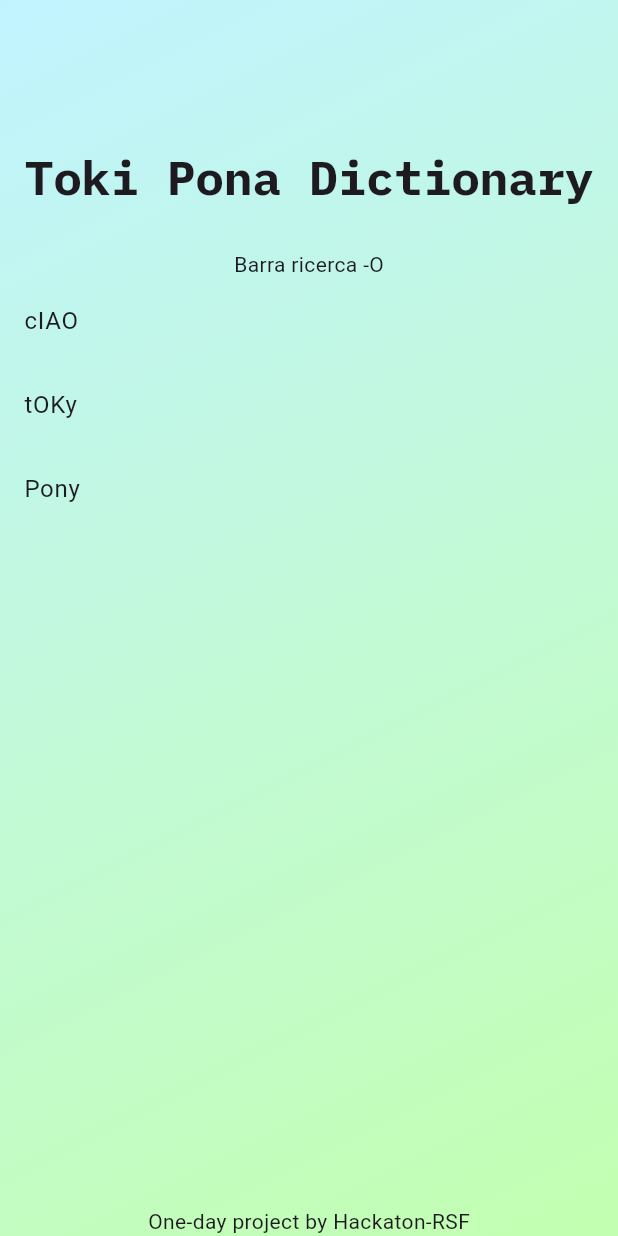
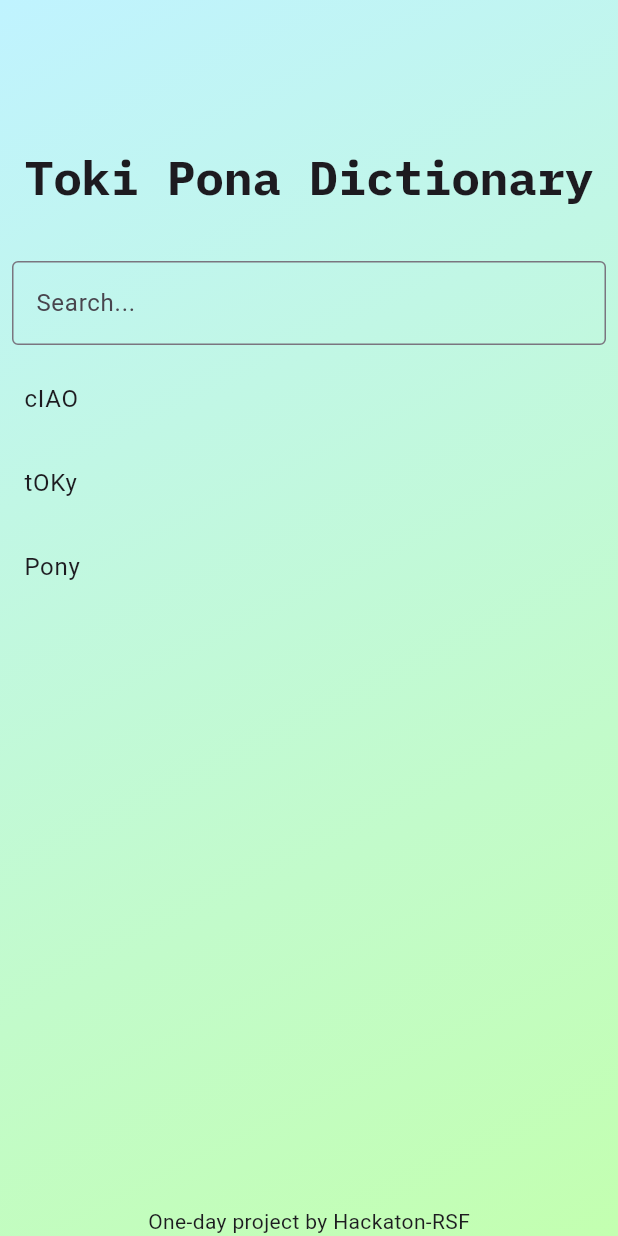
Before and after one commit to hackathon-RSF/toki-pona-dictionary, a Flutter app: the screen it shows after launch, on a phone screen of 412 x 824 dp. Run offline on Flutter 3.47's test engine with Material 3 defaults, Android fonts, the light colour scheme and no system bars; our stand-ins replace google_fonts.

Commit message:
feat: create search bar

```diff
--- a/lib/main.dart
+++ b/lib/main.dart
@@ -1,95 +1,35 @@
 import 'package:flutter/material.dart';
 import 'package:google_fonts/google_fonts.dart';
+import 'package:provider/provider.dart';
+import 'package:toki_pona_dictionary/shared/widgets/search_bar.dart';
 import 'shared/widgets/wordsList.dart'; //
 
 void main() {
-  runApp(const MyApp());
+  runApp(const App());
 }
 
-class MyApp extends StatelessWidget {
-  const MyApp({super.key});
+class App extends StatelessWidget {
+  const App({super.key});
 
-  // This widget is the root of your application.
   @override
   Widget build(BuildContext context) {
     return MaterialApp(
-      title: 'Flutter Demo',
+      title: 'Toki Pona Dictionary',
       theme: ThemeData(
-        // This is the theme of your application.
-        //
-        // TRY THIS: Try running your application with "flutter run". You'll see
-        // the application has a purple toolbar. Then, without quitting the app,
-        // try changing the seedColor in the colorScheme below to Colors.green
-        // and then invoke "hot reload" (save your changes or press the "hot
-        // reload" button in a Flutter-supported IDE, or press "r" if you used
-        // the command line to start the app).
-        //
-        // Notice that the counter didn't reset back to zero; the application
-        // state is not lost during the reload. To reset the state, use hot
-        // restart instead.
-        //
-        // This works for code too, not just values: Most code changes can be
-        // tested with just a hot reload.
         colorScheme: ColorScheme.fromSeed(seedColor: Colors.deepPurple),
       ),
-      home: const MyHomePage(title: 'Flutter Demo Home Page BObi'),
+      home: const HomePage(),
     );
   }
 }
 
-class MyHomePage extends StatefulWidget {
-  const MyHomePage({super.key, required this.title});
-
-  // This widget is the home page of your application. It is stateful, meaning
-  // that it has a State object (defined below) that contains fields that affect
-  // how it looks.
-
-  // This class is the configuration for the state. It holds the values (in this
-  // case the title) provided by the parent (in this case the App widget) and
-  // used by the build method of the State. Fields in a Widget subclass are
-  // always marked "final".
-
-  final String title;
-
-  @override
-  State<MyHomePage> createState() => _MyHomePageState();
-}
-
-class _MyHomePageState extends State<MyHomePage> {
-  int _counter = 0;
-
-  void _incrementCounter() {
-    setState(() {
-      // This call to setState tells the Flutter framework that something has
-      // changed in this State, which causes it to rerun the build method below
-      // so that the display can reflect the updated values. If we changed
-      // _counter without calling setState(), then the build method would not be
-      // called again, and so nothing would appear to happen.
-      _counter++;
-    });
-  }
+class HomePage extends StatelessWidget {
+  const HomePage({super.key});
 
   @override
   Widget build(BuildContext context) {
-    // This method is rerun every time setState is called, for instance as done
-    // by the _incrementCounter method above.
-    //
-    // The Flutter framework has been optimized to make rerunning build methods
-    // fast, so that you can just rebuild anything that needs updating rather
-    // than having to individually change instances of widgets.
     return Scaffold(
-      // appBar: AppBar(
-      //   // TRY THIS: Try changing the color here to a specific color (to
-      //   // Colors.amber, perhaps?) and trigger a hot reload to see the AppBar
-      //   // change color while the other colors stay the same.
-      //   backgroundColor: Theme.of(context).colorScheme.inversePrimary,
-      //   // Here we take the value from the MyHomePage object that was created by
-      //   // the App.build method, and use it to set our appbar title.
-      //   title: Text(widget.title),
-      // ),
       body: Center(
-        // Center is a layout widget. It takes a single child and positions it
-        // in the middle of the parent.
         child: Container(
           decoration: const BoxDecoration(
             gradient: LinearGradient(
@@ -99,19 +39,6 @@
             ),
           ),
           child: Column(
-            // Column is also a layout widget. It takes a list of children and
-            // arranges them vertically. By default, it sizes itself to fit its
-            // children horizontally, and tries to be as tall as its parent.
-            //
-            // Column has various properties to control how it sizes itself and
-            // how it positions its children. Here we use mainAxisAlignment to
-            // center the children vertically; the main axis here is the vertical
-            // axis because Columns are vertical (the cross axis would be
-            // horizontal).
-            //
-            // TRY THIS: Invoke "debug painting" (choose the "Toggle Debug Paint"
-            // action in the IDE, or press "p" in the console), to see the
-            // wireframe for each widget.
             mainAxisAlignment: MainAxisAlignment.center,
             children: <Widget>[
               const SizedBox(height: 100),
@@ -122,25 +49,18 @@
                   textStyle: Theme.of(context).textTheme.displayLarge,
                   fontSize: 32,
                   fontWeight: FontWeight.bold,
-                  //fontStyle: FontStyle.italic,
                 ),
               ),
               const SizedBox(height: 30),
-              const Text('Barra ricerca -O'),
+              ChangeNotifierProvider(
+                create: (_) => SearchedWord(),
+                child: const SearchBarWidget(),
+              ),
               WordsListWidget(),
               const Text('One-day project by Hackaton-RSF'),
-              // Text(
-              //   '$_counter',
-              //   style: Theme.of(context).textTheme.headlineMedium,
-              // ),
             ],
           ),
         ),
-        // floatingActionButton: FloatingActionButton(
-        //   onPressed: _incrementCounter,
-        //   tooltip: 'Increment',
-        //   child: const Icon(Icons.add),
-        // ), // This trailing comma makes auto-formatting nicer for build methods.
       ),
     );
   }
--- /dev/null
+++ b/lib/shared/widgets/search_bar.dart
@@ -0,0 +1,36 @@
+import 'package:flutter/material.dart';
+import 'package:provider/provider.dart';
+
+/// A simple search bar widget that updates the searched word in the provided model. It needs a ChangeNotifierProvider&lt;SearchedWord&gt; ancestor in the widget tree.
+class SearchBarWidget extends StatelessWidget {
+  const SearchBarWidget({super.key});
+
+  @override
+  Widget build(BuildContext context) {
+    var model = context.watch<SearchedWord>();
+    return Padding(
+      padding: const EdgeInsets.all(8.0),
+      child: TextField(
+        decoration: InputDecoration(
+          border: OutlineInputBorder(),
+          hintText: 'Search...',
+        ),
+        onChanged: (text) {
+          model.changeWord(text);
+        },
+      ),
+    );
+  }
+}
+
+/// This is the model that holds the searched word and notifies listeners on change.
+class SearchedWord extends ChangeNotifier {
+  var word = '';
+
+  String get wordValue => word;
+
+  void changeWord(String newWord) {
+    word = newWord;
+    notifyListeners();
+  }
+}
```
Also changed, not shown: 1 other file.
